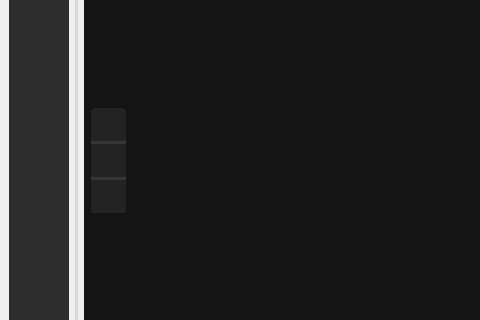
Above: src/ui/resource.ui from ligerr13/PE_Spectroradiometer before the change; both pictures show x 0 to 480 and y 199 to 519 of the 850 by 741 pixel window. Below: the same form after it.
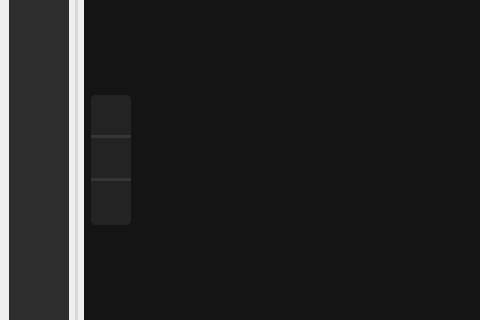
That is the form after the change. The open tabs and pages were chosen to show the change. Icons and pictures are not drawn.

Commit message: Style behaviour for buttons

The edit to the form file:
```diff
--- a/src/ui/resource.ui
+++ b/src/ui/resource.ui
@@ -314,8 +314,8 @@
              </property>
              <property name="maximumSize">
               <size>
-               <width>50</width>
-               <height>105</height>
+               <width>55</width>
+               <height>130</height>
               </size>
              </property>
              <property name="styleSheet">
@@ -349,28 +349,32 @@
                  <number>0</number>
                 </property>
                 <property name="bottomMargin">
-                 <number>0</number>
+                 <number>2</number>
                 </property>
                 <item>
                  <widget class="QPushButton" name="pushButton_4">
                   <property name="minimumSize">
                    <size>
-                    <width>35</width>
-                    <height>35</height>
+                    <width>40</width>
+                    <height>40</height>
                    </size>
                   </property>
                   <property name="maximumSize">
                    <size>
-                    <width>35</width>
-                    <height>35</height>
+                    <width>40</width>
+                    <height>40</height>
                    </size>
                   </property>
                   <property name="cursor">
                    <cursorShape>PointingHandCursor</cursorShape>
                   </property>
                   <property name="styleSheet">
-                   <string notr="true">border: 0px
-</string>
+                   <string notr="true">QPushButton {
+		border: 0px;
+        }
+QPushButton:hover {
+            background: rgb(55, 55, 55);
+        }</string>
                   </property>
                   <property name="text">
                    <string/>
@@ -392,7 +396,11 @@
                   <property name="styleSheet">
                    <string notr="true">background-color: rgba(129, 129, 129, 50);
 border: 0px;
-border-radius: 50%</string>
+border-radius: 50%;
+margin: 5, 5, 5, 5;</string>
+                  </property>
+                  <property name="lineWidth">
+                   <number>3</number>
                   </property>
                   <property name="orientation">
                    <enum>Qt::Horizontal</enum>
@@ -403,22 +411,26 @@
                  <widget class="QPushButton" name="pushButton_6">
                   <property name="minimumSize">
                    <size>
-                    <width>35</width>
-                    <height>35</height>
+                    <width>40</width>
+                    <height>40</height>
                    </size>
                   </property>
                   <property name="maximumSize">
                    <size>
-                    <width>35</width>
-                    <height>35</height>
+                    <width>40</width>
+                    <height>40</height>
                    </size>
                   </property>
                   <property name="cursor">
                    <cursorShape>PointingHandCursor</cursorShape>
                   </property>
                   <property name="styleSheet">
-                   <string notr="true">border: 0px
-</string>
+                   <string notr="true">QPushButton {
+		border: 0px;
+        }
+QPushButton:hover {
+            background: rgb(55, 55, 55);
+        }</string>
                   </property>
                   <property name="text">
                    <string/>
@@ -440,7 +452,11 @@
                   <property name="styleSheet">
                    <string notr="true">background-color: rgba(129, 129, 129, 50);
 border: 0px;
-border-radius: 50%</string>
+border-radius: 50%;
+margin: 5, 5, 5, 5;</string>
+                  </property>
+                  <property name="lineWidth">
+                   <number>3</number>
                   </property>
                   <property name="orientation">
                    <enum>Qt::Horizontal</enum>
@@ -451,22 +467,26 @@
                  <widget class="QPushButton" name="pushButton_5">
                   <property name="minimumSize">
                    <size>
-                    <width>35</width>
-                    <height>35</height>
+                    <width>40</width>
+                    <height>40</height>
                    </size>
                   </property>
                   <property name="maximumSize">
                    <size>
-                    <width>35</width>
-                    <height>35</height>
+                    <width>40</width>
+                    <height>40</height>
                    </size>
                   </property>
                   <property name="cursor">
                    <cursorShape>PointingHandCursor</cursorShape>
                   </property>
                   <property name="styleSheet">
-                   <string notr="true">border: 0px
-</string>
+                   <string notr="true">QPushButton {
+		border: 0px;
+        }
+QPushButton:hover {
+            background: rgb(55, 55, 55);
+        }</string>
                   </property>
                   <property name="text">
                    <string/>
@@ -488,7 +508,7 @@
              </layout>
             </widget>
            </item>
-           <item row="1" column="1">
+           <item row="1" column="2">
             <widget class="QGraphicsView" name="graphicsView">
              <property name="styleSheet">
               <string notr="true">border:0px;
@@ -496,6 +516,22 @@
              </property>
             </widget>
            </item>
+           <item row="1" column="1">
+            <spacer name="horizontalSpacer_2">
+             <property name="orientation">
+              <enum>Qt::Horizontal</enum>
+             </property>
+             <property name="sizeType">
+              <enum>QSizePolicy::Fixed</enum>
+             </property>
+             <property name="sizeHint" stdset="0">
+              <size>
+               <width>5</width>
+               <height>20</height>
+              </size>
+             </property>
+            </spacer>
+           </item>
           </layout>
          </widget>
          <widget class="QWidget" name="page_4">
```
Left out of the diff: 89 changed lines with no effect on the pictures. The commit also changes 4 other files.
